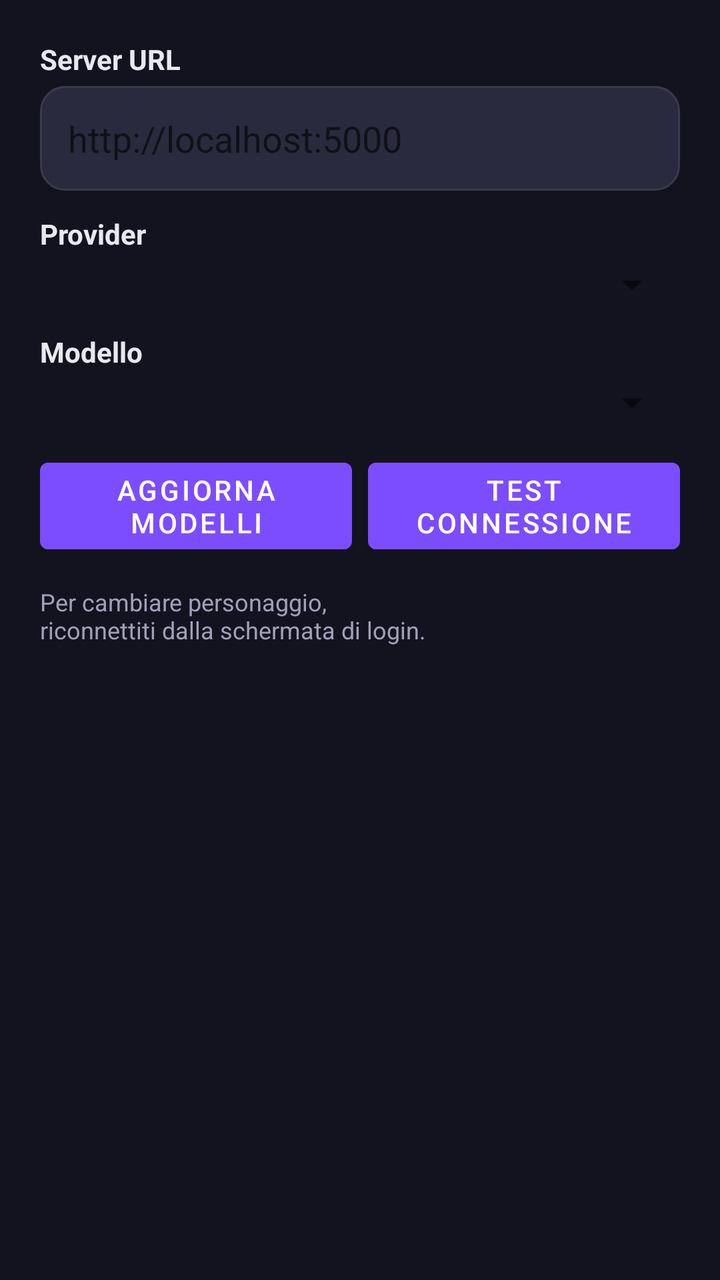
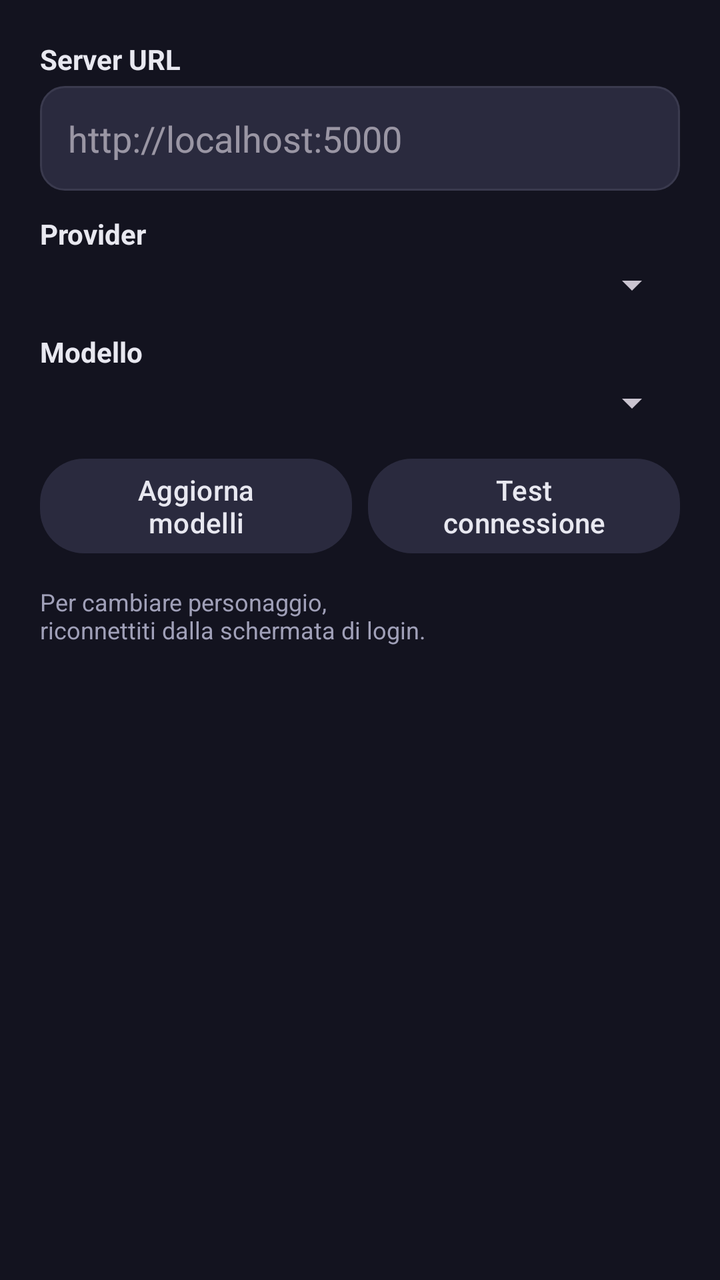

Two renders of the same Android screen: before a commit and after it. Below are the layout's source before the change and the commit's diff.
<!-- AndroidManifest.xml: application theme AppTheme -->
<!-- res/layout/dialog_settings.xml -->
<?xml version="1.0" encoding="utf-8"?>
<LinearLayout xmlns:android="http://schemas.android.com/apk/res/android"
              android:layout_width="match_parent"
              android:layout_height="wrap_content"
              android:orientation="vertical"
              android:padding="20dp">

    <TextView
            android:layout_width="wrap_content"
            android:layout_height="wrap_content"
            android:text="Server URL"
            android:textStyle="bold"
            android:textColor="@color/on_surface"
            android:paddingBottom="4dp"/>

    <EditText
            android:id="@+id/dialog_server_url"
            android:layout_width="match_parent"
            android:layout_height="wrap_content"
            android:hint="http://localhost:5000"
            android:inputType="textUri"
            android:maxLines="1"
            android:singleLine="true"
            android:background="@drawable/edittext_bg"
            android:padding="14dp"
            android:layout_marginBottom="12dp"/>

    <TextView
            android:layout_width="wrap_content"
            android:layout_height="wrap_content"
            android:text="Provider"
            android:textStyle="bold"
            android:textColor="@color/on_surface"
            android:paddingBottom="4dp"/>

    <Spinner
            android:id="@+id/dialog_provider_spinner"
            android:layout_width="match_parent"
            android:layout_height="wrap_content"
            android:layout_marginBottom="12dp"/>

    <TextView
            android:layout_width="wrap_content"
            android:layout_height="wrap_content"
            android:text="Modello"
            android:textStyle="bold"
            android:textColor="@color/on_surface"
            android:paddingBottom="4dp"/>

    <Spinner
            android:id="@+id/dialog_model_spinner"
            android:layout_width="match_parent"
            android:layout_height="wrap_content"
            android:layout_marginBottom="12dp"/>

    <LinearLayout
            android:layout_width="match_parent"
            android:layout_height="wrap_content"
            android:orientation="horizontal"
            android:gravity="center_vertical"
            android:layout_marginBottom="12dp">

        <Button
                android:id="@+id/dialog_refresh_models"
                android:layout_width="0dp"
                android:layout_height="wrap_content"
                android:layout_weight="1"
                android:text="Aggiorna modelli"
                android:layout_marginRight="8dp"/>

        <Button
                android:id="@+id/dialog_test_model"
                android:layout_width="0dp"
                android:layout_height="wrap_content"
                android:layout_weight="1"
                android:text="Test connessione"/>

    </LinearLayout>

    <TextView
            android:layout_width="wrap_content"
            android:layout_height="wrap_content"
            android:text="Per cambiare personaggio,\nriconnettiti dalla schermata di login."
            android:textSize="12sp"
            android:textColor="@color/on_surface_variant"/>

</LinearLayout>
<!-- resources referenced by this layout -->
<resources>
  <color name="on_surface">#E8E8F0</color>
  <color name="on_surface_variant">#A0A0B8</color>
  <!-- drawable edittext_bg (drawable) -->
  <?xml version="1.0" encoding="utf-8"?>
  <shape xmlns:android="http://schemas.android.com/apk/res/android"
         android:shape="rectangle">
      <solid android:color="@color/surface_container"/>
      <corners android:radius="12dp"/>
      <stroke android:width="1dp" android:color="@color/outline"/>
  </shape>
  <style name="AppTheme" parent="Theme.MaterialComponents.DayNight.NoActionBar">
          <item name="colorPrimary">@color/primary</item>
          <item name="colorPrimaryDark">@color/primary_dark</item>
          <item name="colorAccent">@color/primary</item>
          <item name="colorOnPrimary">@color/on_primary</item>
          <item name="colorSurface">@color/surface</item>
          <item name="colorOnSurface">@color/on_surface</item>
          <item name="android:colorBackground">@color/background</item>
          <item name="android:windowBackground">@color/background</item>
          <item name="android:statusBarColor">@color/background_dark</item>
          <item name="android:navigationBarColor">@color/bottom_nav_bg</item>
          <item name="android:windowLightStatusBar">false</item>
      </style>
  <color name="surface_container">#2A2A3E</color>
  <color name="outline">#3A3A4E</color>
  <color name="primary">#7C4DFF</color>
  <color name="primary_dark">#651FFF</color>
  <color name="on_primary">#FFFFFF</color>
  <color name="surface">#1E1E2E</color>
  <color name="background">#13131F</color>
  <color name="background_dark">#0D0D16</color>
  <color name="bottom_nav_bg">#1A1A2E</color>
</resources>

<!-- the commit's change to res/layout/dialog_settings.xml (unified diff, before → after) -->
@@ -1,5 +1,6 @@
 <?xml version="1.0" encoding="utf-8"?>
 <LinearLayout xmlns:android="http://schemas.android.com/apk/res/android"
+              xmlns:app="http://schemas.android.com/apk/res-auto"
               android:layout_width="match_parent"
               android:layout_height="wrap_content"
               android:orientation="vertical"
@@ -60,16 +61,18 @@
             android:gravity="center_vertical"
             android:layout_marginBottom="12dp">
 
-        <Button
+        <com.google.android.material.button.MaterialButton
                 android:id="@+id/dialog_refresh_models"
+                style="@style/Widget.ChatAI.Button.Tonal"
                 android:layout_width="0dp"
                 android:layout_height="wrap_content"
                 android:layout_weight="1"
                 android:text="Aggiorna modelli"
-                android:layout_marginRight="8dp"/>
+                android:layout_marginEnd="8dp"/>
 
-        <Button
+        <com.google.android.material.button.MaterialButton
                 android:id="@+id/dialog_test_model"
+                style="@style/Widget.ChatAI.Button.Tonal"
                 android:layout_width="0dp"
                 android:layout_height="wrap_content"
                 android:layout_weight="1"
<!-- resource entries referenced after the edit -->
@@ -10,27 +10,47 @@
       <corners android:radius="12dp"/>
       <stroke android:width="1dp" android:color="@color/outline"/>
   </shape>
-  <style name="AppTheme" parent="Theme.MaterialComponents.DayNight.NoActionBar">
+  <style name="Widget.ChatAI.Button.Tonal" parent="Widget.Material3.Button.TonalButton">
+          <item name="backgroundTint">@color/surface_container</item>
+          <item name="android:textColor">@color/on_surface</item>
+          <item name="android:textAllCaps">false</item>
+          <item name="cornerRadius">22dp</item>
+      </style>
+  <style name="AppTheme" parent="Theme.Material3.Dark.NoActionBar">
           <item name="colorPrimary">@color/primary</item>
-          <item name="colorPrimaryDark">@color/primary_dark</item>
-          <item name="colorAccent">@color/primary</item>
           <item name="colorOnPrimary">@color/on_primary</item>
+          <item name="colorPrimaryContainer">@color/primary_dark</item>
+          <item name="colorOnPrimaryContainer">@color/on_primary</item>
+          <item name="colorSecondary">@color/secondary</item>
+          <item name="colorTertiary">@color/tertiary</item>
           <item name="colorSurface">@color/surface</item>
           <item name="colorOnSurface">@color/on_surface</item>
+          <item name="colorSurfaceVariant">@color/surface_variant</item>
+          <item name="colorOnSurfaceVariant">@color/on_surface_variant</item>
+          <item name="colorSurfaceContainer">@color/surface_container</item>
           <item name="android:colorBackground">@color/background</item>
           <item name="android:windowBackground">@color/background</item>
           <item name="android:statusBarColor">@color/background_dark</item>
           <item name="android:navigationBarColor">@color/bottom_nav_bg</item>
           <item name="android:windowLightStatusBar">false</item>
+          <item name="colorError">@color/error</item>
+          <item name="colorOnError">@color/on_primary</item>
+          <item name="colorErrorContainer">@color/error_container</item>
+          <item name="colorOutline">@color/outline</item>
       </style>
   <color name="surface_container">#2A2A3E</color>
   <color name="outline">#3A3A4E</color>
   <color name="primary">#7C4DFF</color>
   <color name="primary_dark">#651FFF</color>
+  <color name="secondary">#03DAC6</color>
+  <color name="tertiary">#FF6E40</color>
   <color name="on_primary">#FFFFFF</color>
   <color name="surface">#1E1E2E</color>
+  <color name="surface_variant">#3A3A4E</color>
   <color name="background">#13131F</color>
   <color name="background_dark">#0D0D16</color>
   <color name="bottom_nav_bg">#1A1A2E</color>
+  <color name="error">#FF5252</color>
+  <color name="error_container">#3E1A1A</color>
 </resources>
 
